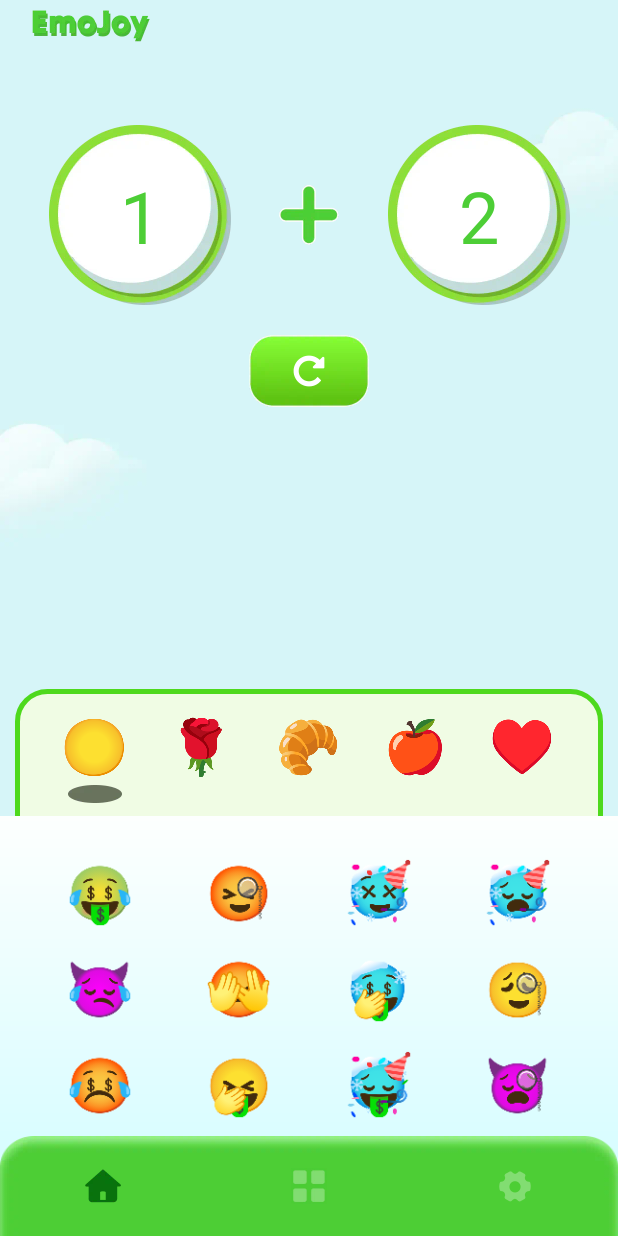
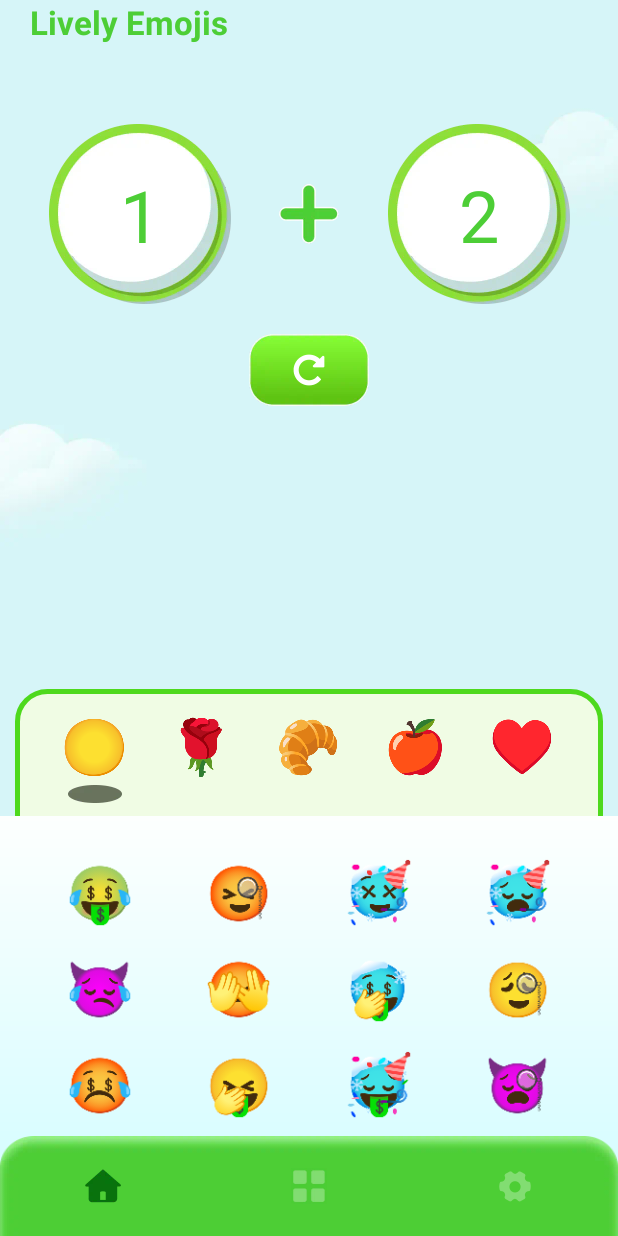
Before and after one commit to Vkas-hcn/Emoji250723, an Android app: the screen it shows after launch (MainActivity), on a phone screen of 412 x 824 dp. Run offline under Robolectric (Android 15) with nearby library versions, the phone set to English and light mode, and no system bars.

Commit message:
feat(layout): 更新首页布局

```diff
--- a/app/src/main/res/layout/layout_home.xml
+++ b/app/src/main/res/layout/layout_home.xml
@@ -3,17 +3,19 @@
     xmlns:app="http://schemas.android.com/apk/res-auto"
     xmlns:tools="http://schemas.android.com/tools"
     android:id="@+id/home"
+    android:background="@drawable/bg_main"
     android:layout_width="match_parent"
-    android:layout_height="match_parent"
-    android:background="@drawable/bg_main"
-    android:fitsSystemWindows="true">
+    android:layout_height="match_parent">
 
-    <ImageView
+    <androidx.appcompat.widget.AppCompatTextView
         android:id="@+id/img_back"
         android:layout_width="wrap_content"
         android:layout_height="wrap_content"
         android:layout_marginStart="20dp"
-        android:src="@drawable/ic_emojoy"
+        android:text="@string/app_name"
+        android:textColor="#FF4DCE36"
+        android:textSize="22sp"
+        android:textStyle="bold"
         app:layout_constraintStart_toStartOf="parent"
         app:layout_constraintTop_toTopOf="parent" />
 
```
